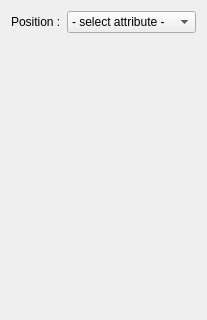
cgogn/CGoGN, file SCHNApps/Plugins/surface_selection/forms/surface_selection.ui: the form before one commit; both pictures show x 0 to 207 and y 0 to 320 of the 207 by 600 pixel window.
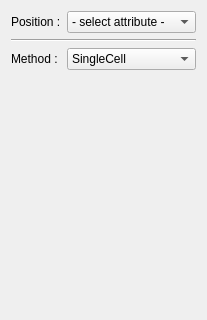
The form after the commit.

Commit message: update surface selection plugin

The edit to the form file:
```diff
--- a/SCHNApps/Plugins/surface_selection/forms/surface_selection.ui
+++ b/SCHNApps/Plugins/surface_selection/forms/surface_selection.ui
@@ -36,7 +36,41 @@
      </item>
     </widget>
    </item>
-   <item row="1" column="0">
+   <item row="1" column="0" colspan="2">
+    <widget class="Line" name="line">
+     <property name="orientation">
+      <enum>Qt::Horizontal</enum>
+     </property>
+    </widget>
+   </item>
+   <item row="2" column="0">
+    <widget class="QLabel" name="label_3">
+     <property name="text">
+      <string>Method :</string>
+     </property>
+    </widget>
+   </item>
+   <item row="2" column="1">
+    <widget class="QComboBox" name="combo_selectionMethod">
+     <property name="sizePolicy">
+      <sizepolicy hsizetype="Expanding" vsizetype="Fixed">
+       <horstretch>0</horstretch>
+       <verstretch>0</verstretch>
+      </sizepolicy>
+     </property>
+     <item>
+      <property name="text">
+       <string>SingleCell</string>
+      </property>
+     </item>
+     <item>
+      <property name="text">
+       <string>WithinSphere</string>
+      </property>
+     </item>
+    </widget>
+   </item>
+   <item row="3" column="1">
     <spacer name="verticalSpacer">
      <property name="orientation">
       <enum>Qt::Vertical</enum>
```
The commit also changes 8 other files.
